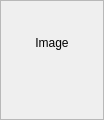
Before: the Qt Designer form workflow/ui/thumbimageframe.ui in cseyve/piaf, drawn with Qt 5.
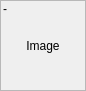
After: the same form once the commit is applied. Custom widgets are drawn as their Qt base class.

```diff
--- a/workflow/ui/thumbimageframe.ui
+++ b/workflow/ui/thumbimageframe.ui
@@ -6,14 +6,14 @@
    <rect>
     <x>0</x>
     <y>0</y>
-    <width>104</width>
-    <height>120</height>
+    <width>86</width>
+    <height>91</height>
    </rect>
   </property>
   <property name="maximumSize">
    <size>
     <width>120</width>
-    <height>120</height>
+    <height>119</height>
    </size>
   </property>
   <property name="windowTitle">
@@ -25,23 +25,36 @@
   <property name="frameShadow">
    <enum>QFrame::Raised</enum>
   </property>
-  <layout class="QGridLayout" name="gridLayout">
+  <layout class="QVBoxLayout" name="verticalLayout">
+   <property name="spacing">
+    <number>0</number>
+   </property>
    <property name="leftMargin">
     <number>2</number>
    </property>
    <property name="topMargin">
-    <number>1</number>
+    <number>0</number>
    </property>
    <property name="rightMargin">
     <number>2</number>
    </property>
    <property name="bottomMargin">
-    <number>1</number>
+    <number>0</number>
    </property>
-   <property name="spacing">
-    <number>2</number>
-   </property>
-   <item row="0" column="0">
+   <item>
+    <widget class="QLabel" name="nameLabel">
+     <property name="sizePolicy">
+      <sizepolicy hsizetype="Preferred" vsizetype="Minimum">
+       <horstretch>0</horstretch>
+       <verstretch>0</verstretch>
+      </sizepolicy>
+     </property>
+     <property name="text">
+      <string>-</string>
+     </property>
+    </widget>
+   </item>
+   <item>
     <widget class="QImageDisplay" name="globalImageLabel">
      <property name="sizePolicy">
       <sizepolicy hsizetype="Fixed" vsizetype="Fixed">
@@ -51,14 +64,14 @@
      </property>
      <property name="minimumSize">
       <size>
-       <width>82</width>
-       <height>82</height>
+       <width>80</width>
+       <height>60</height>
       </size>
      </property>
      <property name="maximumSize">
       <size>
        <width>82</width>
-       <height>82</height>
+       <height>62</height>
       </size>
      </property>
      <property name="mouseTracking">
@@ -78,8 +91,13 @@
      </property>
     </widget>
    </item>
-   <item row="1" column="0">
+   <item>
     <widget class="QLabel" name="starsLabel">
+     <property name="font">
+      <font>
+       <pointsize>8</pointsize>
+      </font>
+     </property>
      <property name="text">
       <string/>
      </property>
```
